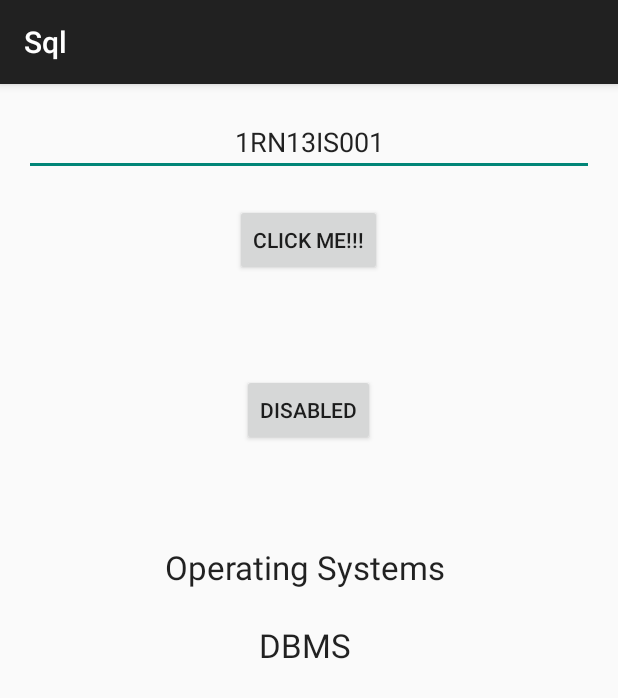
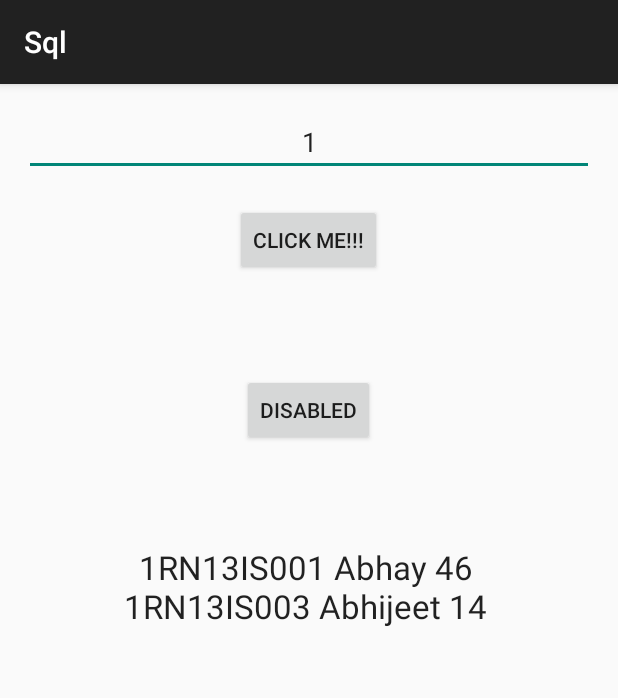
Before and after one commit to akshay-shankara/Online_Student_Attendance_System, an Android app: the screen it shows after launch (MainActivity), after a tap on "CLICK ME!!!", on a phone screen of 412 x 824 dp. Shown: the top 698 px of the screen. Run offline under Robolectric (Android 15) with nearby library versions, the phone set to English and light mode, and no system bars.

Commit message:
teacherGetAttendance()
Method completed.

```diff
--- a/app/src/main/java/com/example/computer/sql/InsertData.java
+++ b/app/src/main/java/com/example/computer/sql/InsertData.java
@@ -47,14 +47,32 @@ public class InsertData {
 
         cValues.clear();
         cValues.put(MyDBHandler.COLUMN_TEACHERID, 4);
-        cValues.put(MyDBHandler.COLUMN_TEACHERNAME, "Girijamma H.A");
-        cValues.put(MyDBHandler.COLUMN_BRANCH, "CS");
+        cValues.put(MyDBHandler.COLUMN_TEACHERNAME, "Niharika");
+        cValues.put(MyDBHandler.COLUMN_BRANCH, "IS");
         db.insert(MyDBHandler.TABLE_TEACHER, null, cValues);
 
         cValues.clear();
         cValues.put(MyDBHandler.COLUMN_TEACHERID, 5);
-        cValues.put(MyDBHandler.COLUMN_TEACHERNAME, "H.R Shashidhar");
-        cValues.put(MyDBHandler.COLUMN_BRANCH, "CS");
+        cValues.put(MyDBHandler.COLUMN_TEACHERNAME, "Tejaswini");
+        cValues.put(MyDBHandler.COLUMN_BRANCH, "IS");
+        db.insert(MyDBHandler.TABLE_TEACHER, null, cValues);
+
+        cValues.clear();
+        cValues.put(MyDBHandler.COLUMN_TEACHERID, 6);
+        cValues.put(MyDBHandler.COLUMN_TEACHERNAME, "Kusuma");
+        cValues.put(MyDBHandler.COLUMN_BRANCH, "IS");
+        db.insert(MyDBHandler.TABLE_TEACHER, null, cValues);
+
+        cValues.clear();
+        cValues.put(MyDBHandler.COLUMN_TEACHERID, 7);
+        cValues.put(MyDBHandler.COLUMN_TEACHERNAME, "Iris");
+        cValues.put(MyDBHandler.COLUMN_BRANCH, "IS");
+        db.insert(MyDBHandler.TABLE_TEACHER, null, cValues);
+
+        cValues.clear();
+        cValues.put(MyDBHandler.COLUMN_TEACHERID, 8);
+        cValues.put(MyDBHandler.COLUMN_TEACHERNAME, "Hema");
+        cValues.put(MyDBHandler.COLUMN_BRANCH, "IS");
         db.insert(MyDBHandler.TABLE_TEACHER, null, cValues);
 
 
@@ -107,7 +125,7 @@ public class InsertData {
         db.insert(MyDBHandler.TABLE_ATTENDANCE, null, cValues);
 
         cValues.clear();
-        cValues.put(MyDBHandler.COLUMN_TEACHERID, 3);
+        cValues.put(MyDBHandler.COLUMN_TEACHERID, 2);
         cValues.put(MyDBHandler.COLUMN_SEMESTER, 5);
         cValues.put(MyDBHandler.COLUMN_SUBJECTID, "10CS52");
         cValues.put(MyDBHandler.COLUMN_SECTION, "A");
@@ -123,7 +141,7 @@ public class InsertData {
         db.insert(MyDBHandler.TABLE_ATTENDANCE, null, cValues);
 
         cValues.clear();
-        cValues.put(MyDBHandler.COLUMN_TEACHERID, 2);
+        cValues.put(MyDBHandler.COLUMN_TEACHERID, 4);
         cValues.put(MyDBHandler.COLUMN_SEMESTER, 5);
         cValues.put(MyDBHandler.COLUMN_SUBJECTID, "10CS54");
         cValues.put(MyDBHandler.COLUMN_SECTION, "A");
@@ -131,7 +149,7 @@ public class InsertData {
         db.insert(MyDBHandler.TABLE_ATTENDANCE, null, cValues);
 
         cValues.clear();
-        cValues.put(MyDBHandler.COLUMN_TEACHERID, 1);
+        cValues.put(MyDBHandler.COLUMN_TEACHERID, 5);
         cValues.put(MyDBHandler.COLUMN_SEMESTER, 5);
         cValues.put(MyDBHandler.COLUMN_SUBJECTID, "10CS55");
         cValues.put(MyDBHandler.COLUMN_SECTION, "A");
@@ -139,7 +157,7 @@ public class InsertData {
         db.insert(MyDBHandler.TABLE_ATTENDANCE, null, cValues);
 
         cValues.clear();
-        cValues.put(MyDBHandler.COLUMN_TEACHERID, 1);
+        cValues.put(MyDBHandler.COLUMN_TEACHERID, 6);
         cValues.put(MyDBHandler.COLUMN_SEMESTER, 5);
         cValues.put(MyDBHandler.COLUMN_SUBJECTID, "10CS56");
         cValues.put(MyDBHandler.COLUMN_SECTION, "A");
@@ -147,7 +165,7 @@ public class InsertData {
         db.insert(MyDBHandler.TABLE_ATTENDANCE, null, cValues);
 
         cValues.clear();
-        cValues.put(MyDBHandler.COLUMN_TEACHERID, 1);
+        cValues.put(MyDBHandler.COLUMN_TEACHERID, 7);
         cValues.put(MyDBHandler.COLUMN_SEMESTER, 5);
         cValues.put(MyDBHandler.COLUMN_SUBJECTID, "10CS55");
         cValues.put(MyDBHandler.COLUMN_SECTION, "B");
@@ -155,20 +173,13 @@ public class InsertData {
         db.insert(MyDBHandler.TABLE_ATTENDANCE, null, cValues);
 
         cValues.clear();
-        cValues.put(MyDBHandler.COLUMN_TEACHERID, 3);
+        cValues.put(MyDBHandler.COLUMN_TEACHERID, 8);
         cValues.put(MyDBHandler.COLUMN_SEMESTER, 5);
         cValues.put(MyDBHandler.COLUMN_SUBJECTID, "10CS51");
         cValues.put(MyDBHandler.COLUMN_SECTION, "B");
         cValues.put(MyDBHandler.COLUMN_TOTAL, 39);
         db.insert(MyDBHandler.TABLE_ATTENDANCE, null, cValues);
 
-        cValues.clear();
-        cValues.put(MyDBHandler.COLUMN_TEACHERID, 3);
-        cValues.put(MyDBHandler.COLUMN_SEMESTER, 5);
-        cValues.put(MyDBHandler.COLUMN_SUBJECTID, "10CS53");
-        cValues.put(MyDBHandler.COLUMN_SECTION, "B");
-        cValues.put(MyDBHandler.COLUMN_TOTAL, 32);
-        db.insert(MyDBHandler.TABLE_ATTENDANCE, null, cValues);
 
         cValues.clear();
 
--- a/app/src/main/java/com/example/computer/sql/MainActivity.java
+++ b/app/src/main/java/com/example/computer/sql/MainActivity.java
@@ -31,9 +31,9 @@ public class MainActivity extends AppCompatActivity {
                     @Override
                     public void onClick(View v) {
                         String inputText = input.getText().toString();
-                        Student student = new Student();
-                        student.setUsn("1RN13IS001");
-                        String output = dbHandler.studentShortage(student);                //Gets the teachers who takes class for the student
+                        Teacher teacher = new Teacher();
+                        teacher.setTeacherid(1);
+                        String output = dbHandler.teacherGetAttendance(teacher);
                         textData.setText(output);
                     }
                 }
--- a/app/src/main/java/com/example/computer/sql/MyDBHandler.java
+++ b/app/src/main/java/com/example/computer/sql/MyDBHandler.java
@@ -299,16 +299,28 @@ public class MyDBHandler extends SQLiteOpenHelper {
     //**************************** TEACHER SECTION ****************************
 
 
-    //Check the attendance of a class the teacher takes (YET TO COMPLETE!!!)                        INCOMPLETE!!!
+    //Check the attendance of a class the teacher takes
     public String teacherGetAttendance(Teacher teacher) {
         SQLiteDatabase db = this.getReadableDatabase();
 
-        String query = "SELECT";                        //Complete the query
+        //GET THE SUBJECT CODE OF THE SUBJECT THAT THE TEACHER TAKES
+        String teacherQuery = "SELECT su.subjectid FROM subject su,teacher t,attendance at " +
+                "WHERE su.subjectid = at.subjectid and " +
+                "at.teacherid = t.teacherid and " +
+                "t.teacherid = " + "\"" + teacher.getTeacherid() + "\";";
+        Cursor c1 = db.rawQuery(teacherQuery, null);
+        String fullSubjectCode = databaseToString(c1);
+        String subjectCode = fullSubjectCode.substring(fullSubjectCode.length() - 3, fullSubjectCode.length() - 1);  //GETS THE LAST CHARACTER OF SUBJECT CODE
 
-        /*      ### INSERT CODE HERE ###        */
 
-        Cursor c = db.rawQuery(query, null);
-        return databaseToString(c);
+        //GET THE USN,NAME AND THE CLASSES ATTENDED OF ALL STUDENTS WHO TAKE THAT SUBJECT!!
+        String query = "SELECT s.usn,s.name,s.sub" + subjectCode + " FROM student s,teacher t,attendance at " +
+                "WHERE s.semester = at.semester and " +
+                "s.section = at.section and " +
+                "at.teacherid = t.teacherid and " +
+                "t.teacherid = " + "\"" + teacher.getTeacherid() + "\";";
+        Cursor c2 = db.rawQuery(query, null);
+        return databaseToString(c2);
     }
 
     //TAKE ATTENDANCE (YET TO COMPLETE)                                                             INCOMPLETE!!!
--- a/app/src/main/res/layout/activity_main.xml
+++ b/app/src/main/res/layout/activity_main.xml
@@ -46,7 +46,7 @@
         android:layout_alignParentEnd="true"
         android:inputType="text"
         android:editable="true"
-        android:text="1RN13IS001"
+        android:text="1"
         android:gravity="center"
         android:autoText="false" />
 
```
